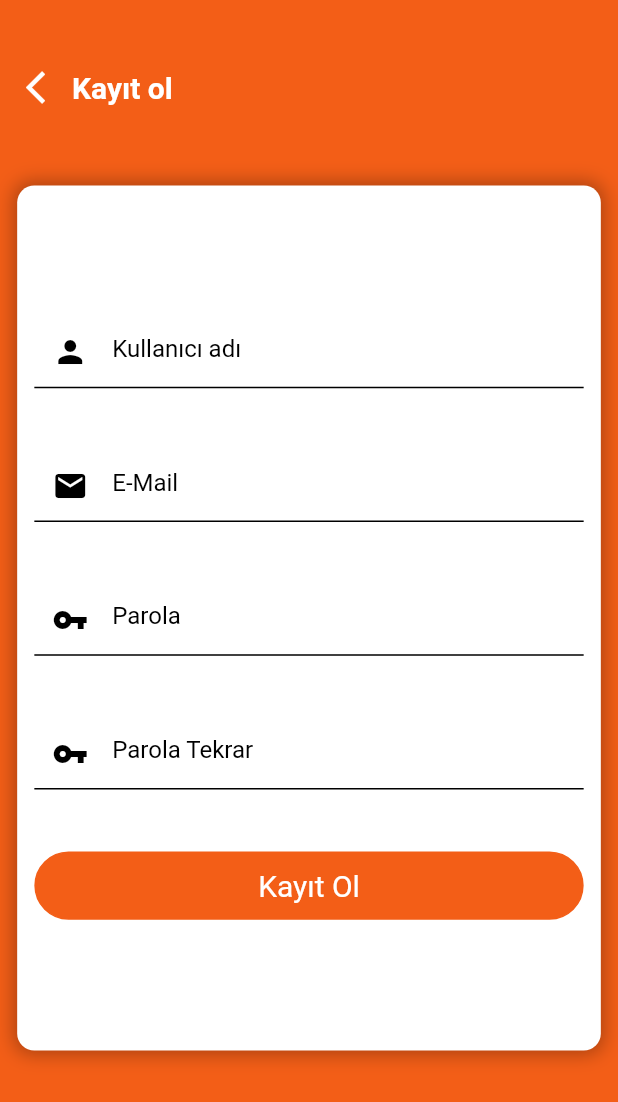
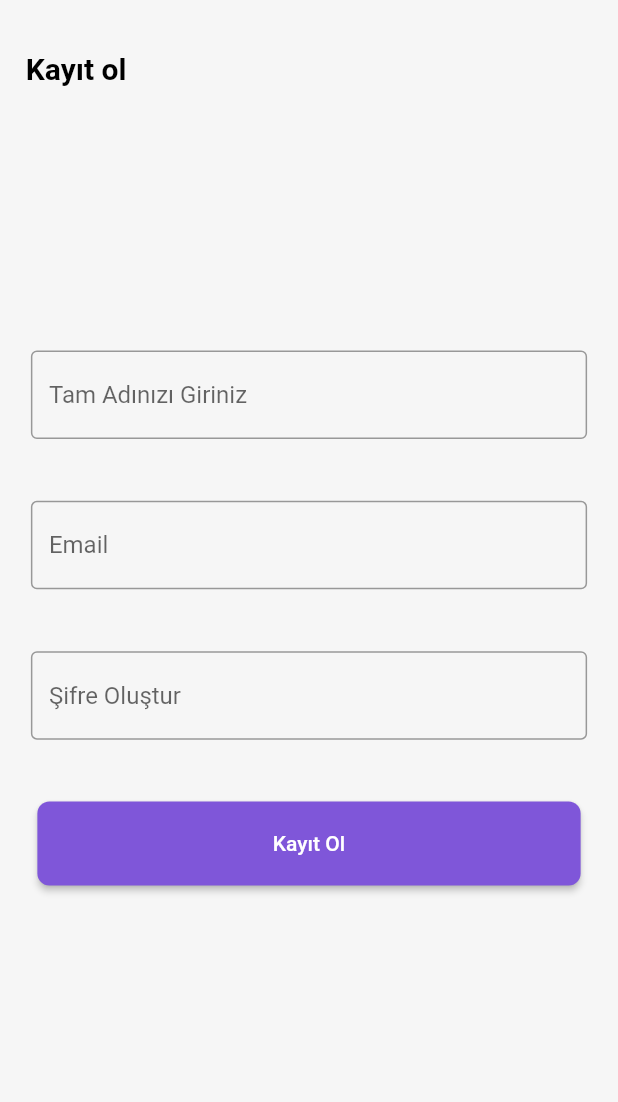
Before and after one commit to hmustafabolat/peptaskApp, a Flutter app: the RegisterPage screen opened directly, on a phone screen of 412 x 824 dp. Shown: the top 1102 px of the screen. Run offline on Flutter 3.47's test engine with Material 2 defaults, Android fonts, the phone set to English and light mode, and no system bars; our stand-ins replace cloud_firestore, firebase_auth, firebase_core, flutter_screenutil, get; accounts and stored records are empty.

Commit message:
RegisterPage View Update

```diff
--- a/lib/view/home_page.dart
+++ /dev/null
@@ -1,16 +0,0 @@
-import 'package:flutter/material.dart';
-
-class StartPage extends StatelessWidget {
-  const StartPage({Key? key}) : super(key: key);
-
-  @override
-  Widget build(BuildContext context) {
-    return Scaffold(
-      body: Center(
-        child: Container(
-          child: Text('Home Page'),
-        ),
-      ),
-    );
-  }
-}
--- a/lib/view/landing_page.dart
+++ b/lib/view/landing_page.dart
@@ -1,6 +1,7 @@
 import 'package:flutter/material.dart';
 import 'package:get/get.dart';
 import 'package:peptask/view/login_page.dart';
+import 'package:peptask/view/register_page.dart';
 import 'package:peptask/viewmodel/auth_viewmodel.dart';
 
 class LandingPage extends StatelessWidget {
--- a/lib/view/login_page.dart
+++ b/lib/view/login_page.dart
@@ -1,8 +1,4 @@
-import 'package:flutter/gestures.dart';
 import 'package:flutter/material.dart';
-import 'package:flutter_screenutil/flutter_screenutil.dart';
-import 'package:get/get.dart';
-import 'package:peptask/view/register_page.dart';
 import 'package:peptask/widgets/buttons/button.dart';
 import '../model/user_model.dart';
 import '../viewmodel/auth_viewmodel.dart';
@@ -35,15 +31,15 @@ class _UserLoginPageState extends State<UserLoginPage> {
                   child: Column(
                     mainAxisAlignment: MainAxisAlignment.spaceEvenly,
                     children: [
-                      LogoWidget(
+                      AppLogo(
                         path: "assets/images/logo_icon.png",
                       ),
-                      LogoWidget(path: "assets/images/pepteam_logo.png"),
+                      AppLogo(path: "assets/images/pepteam_logo.png"),
                       Text("İzin Portalı"),
                       buildTextFormFieldEmail(),
                       buildTextFormFieldPassword(),
-                      ForgotPassword(nullText: "Şifremi Unuttum"),
-                      MainButtonPurple(text: "Giriş Yap", onPressed: () {
+                      ForgotPasswordButton(nullText: "Şifremi Unuttum"),
+                      PurpleMainButton(text: "Giriş Yap", onPressed: () {
                         () async {
                           if (_globalKey.currentState!.validate()) {
                             _globalKey.currentState!.save();
@@ -55,7 +51,7 @@ class _UserLoginPageState extends State<UserLoginPage> {
                           }
                         };
                       },),
-                      SignUpButton(lightText: "Hesabınız yok mu?  ", darkText: "Kaydol"),
+                      SignInButton(lightText: "Hesabınız yok mu?  ", darkText: "Kaydol"),
 
                     ],
                   ),
@@ -84,9 +80,9 @@ class _UserLoginPageState extends State<UserLoginPage> {
                           ),
                           hintText: 'Parola',
                           focusColor: Colors.black,
-                          focusedBorder: UnderlineInputBorder(
+                          focusedBorder: OutlineInputBorder(
                               borderSide: BorderSide(
-                            color: Colors.black,
+                            color: Color.fromRGBO(208, 213, 221, 1),
                           )),
                         ));
   }
@@ -99,6 +95,7 @@ class _UserLoginPageState extends State<UserLoginPage> {
                       onSaved: (value) {
                         email = value;
                       },
+
                       cursorColor: Colors.black,
                       keyboardType: TextInputType.emailAddress,
                       decoration: InputDecoration(
@@ -107,6 +104,8 @@ class _UserLoginPageState extends State<UserLoginPage> {
                               color: Color.fromRGBO(208, 213, 221, 1),
                               width: 4),
                         ),
+                        focusedBorder: OutlineInputBorder(borderSide: BorderSide(color: Color.fromRGBO(208, 213, 221, 1))
+                        ),
                         hintText: "Email Girin",
                       ),
                     );
--- a/lib/view/register_page.dart
+++ b/lib/view/register_page.dart
@@ -2,6 +2,7 @@
 import 'package:flutter/material.dart';
 import 'package:flutter_screenutil/flutter_screenutil.dart';
 import 'package:get/get.dart';
+import 'package:peptask/widgets/buttons/button.dart';
 
 import '../model/user_model.dart';
 import '../viewmodel/auth_viewmodel.dart';
@@ -15,7 +16,7 @@ class RegisterPage extends StatefulWidget {
 
 class _RegisterPageState extends State<RegisterPage> {
   final _globalKey = GlobalKey<FormState>();
-  String? username, email, password, passwordVerify;
+  String? name, email, password;
 
   AuthViewModel _viewModel = AuthViewModel();
 
@@ -23,50 +24,50 @@ class _RegisterPageState extends State<RegisterPage> {
   Widget build(BuildContext context) {
     return SafeArea(
       child: Scaffold(
-          backgroundColor: Color.fromRGBO(243, 94, 23, 1),
+          backgroundColor: Color.fromRGBO(246,246,246,1),
           body: Stack(
             children: [
-              Center(
-                child: Padding(
-                  padding: EdgeInsets.all(10.0).w,
-                  child: Container(
-                    height: 0.7.sh,
-                    width: 5.sw,
-                    decoration: BoxDecoration(
-                        color: Colors.white,
-                        borderRadius: BorderRadius.all(Radius.circular(10)).w,
-                        boxShadow: [
-                          BoxShadow(
-                              color: Colors.black.withOpacity(.3),
-                              blurRadius: 10,
-                              spreadRadius: 2)
-                        ]),
-                    child: _buildSignUpForm(),
+              Padding(
+                padding: EdgeInsets.all(18).w,
+                child: Center(
+                  child: Form(
+                    key: _globalKey,
+                    child: Column(
+                      mainAxisAlignment: MainAxisAlignment.center,
+                      children: [
+
+                        buildTextFormFieldName(),
+                        SizedBox(
+                          height: 0.05.sh,
+                        ),
+                        buildTextFormFieldEmail(),
+                        SizedBox(
+                          height: 0.05.sh,
+                        ),
+                        buildTextFormFieldPassword(),
+                        SizedBox(
+                          height: 0.05.sh,
+                        ),
+                        PurpleMainButton(text: "Kayıt Ol", onPressed: () async {
+                          if (_globalKey.currentState!.validate()) {
+                            _globalKey.currentState!.save();
+                          }
+                        },),
+                      ],
+                    ),
                   ),
                 ),
               ),
               Padding(
-                padding: EdgeInsets.only(top: 30).r,
+                padding: EdgeInsets.only(top: 30, left: 15 ).r,
                 child: Align(
-                  alignment: Alignment.topCenter,
-                  child: Row(
-                    children: [
-                      IconButton(
-                        onPressed: () => Get.back(),
-                        icon: Icon(
-                          Icons.arrow_back_ios_outlined,
-                          color: Colors.white,
-                          size: 26,
-                        ),
-                      ),
-                      Text(
+                  alignment: Alignment.topLeft,
+                  child: Text(
                     "Kayıt ol",
                     style: TextStyle(
                         fontSize: 20,
-                            color: Colors.white,
+                        color: Colors.black,
                         fontWeight: FontWeight.bold),
-                      )
-                    ],
                   ),
                 ),
               )
@@ -75,21 +76,38 @@ class _RegisterPageState extends State<RegisterPage> {
     );
   }
 
-  Padding _buildSignUpForm() {
-    return Padding(
-      padding: EdgeInsets.all(10).w,
-      child: Center(
-        child: Form(
-          key: _globalKey,
-          child: Column(
-            mainAxisAlignment: MainAxisAlignment.center,
-            children: [
-              TextFormField(
+  TextFormField buildTextFormFieldPassword() {
+    return TextFormField(
                           style: TextStyle(
                             color: Colors.black,
                           ),
                           onSaved: (value) {
-                    username = value;
+                            password = value;
+                          },
+                          cursorColor: Colors.black,
+                          obscureText: true,
+                          decoration: InputDecoration(
+                            border: OutlineInputBorder(
+                              borderSide: BorderSide(
+                                color: Color.fromRGBO(208, 213, 221, 1),
+                              ),
+                            ),
+                            hintText: 'Şifre Oluştur',
+                            focusColor: Color.fromRGBO(208, 213, 221, 1),
+                            focusedBorder: OutlineInputBorder(
+                                borderSide: BorderSide(
+                                  color: Color.fromRGBO(208, 213, 221, 1),
+                                )),
+                          ));
+  }
+
+  TextFormField buildTextFormFieldName() {
+    return TextFormField(
+                          style: TextStyle(
+                            color: Colors.black,
+                          ),
+                          onSaved: (value) {
+                            name = value;
                           },
                           validator: (value) {
                             if (value == null) {
@@ -101,29 +119,24 @@ class _RegisterPageState extends State<RegisterPage> {
                             }
                           },
                     cursorColor: Colors.black,
-                  keyboardType: TextInputType.emailAddress,
+                    obscureText: false,
                     decoration: InputDecoration(
-                    prefixIcon: Icon(
-                      Icons.person,
-                      color: Colors.black,
+                      border: OutlineInputBorder(
+                        borderSide: BorderSide(
+                          color: Color.fromRGBO(208, 213, 221, 1),
                         ),
-                    hintText: 'Kullanıcı adı',
-                    prefixText: ' ',
-                    hintStyle: TextStyle(color: Colors.black),
-                    focusColor: Colors.black,
-                    focusedBorder: UnderlineInputBorder(
+                      ),
+                      hintText: 'Tam Adınızı Giriniz',
+                      focusColor: Color.fromRGBO(208, 213, 221, 1),
+                      focusedBorder: OutlineInputBorder(
                           borderSide: BorderSide(
-                          color: Colors.black,
+                            color: Color.fromRGBO(208, 213, 221, 1),
                           )),
-                    enabledBorder: UnderlineInputBorder(
-                        borderSide: BorderSide(
-                          color: Colors.black,
-                        )),
-                  )),
-              SizedBox(
-                height: 0.05.sh,
-              ),
-              TextFormField(
+                    ));
+  }
+
+  TextFormField buildTextFormFieldEmail() {
+    return TextFormField(
                           style: TextStyle(
                             color: Colors.black,
                           ),
@@ -131,140 +144,19 @@ class _RegisterPageState extends State<RegisterPage> {
                             email = value;
                           },
                           cursorColor: Colors.black,
-                  keyboardType: TextInputType.emailAddress,
+                          obscureText: false,
                           decoration: InputDecoration(
-                    prefixIcon: Icon(
-                      Icons.mail,
-                      color: Colors.black,
-                    ),
-                    hintText: 'E-Mail',
-                    prefixText: ' ',
-                    hintStyle: TextStyle(color: Colors.black),
-                    focusColor: Colors.black,
-                    focusedBorder: UnderlineInputBorder(
+                            border: OutlineInputBorder(
                               borderSide: BorderSide(
-                          color: Colors.black,
-                        )),
-                    enabledBorder: UnderlineInputBorder(
-                        borderSide: BorderSide(
-                          color: Colors.black,
-                        )),
-                  )),
-              SizedBox(
-                height: 0.05.sh,
-              ),
-              TextFormField(
-                  style: TextStyle(
-                    color: Colors.black,
-                  ),
-                  onSaved: (value) {
-                    password = value;
-                  },
-                  cursorColor: Colors.black,
-                  obscureText: true,
-                  decoration: InputDecoration(
-                    prefixIcon: Icon(
-                      Icons.vpn_key,
-                      color: Colors.black,
-                    ),
-                    hintText: 'Parola',
-                    prefixText: ' ',
-                    hintStyle: TextStyle(color: Colors.black),
-                    focusColor: Colors.black,
-                    focusedBorder: UnderlineInputBorder(
-                        borderSide: BorderSide(
-                          color: Colors.black,
-                        )),
-                    enabledBorder: UnderlineInputBorder(
-                        borderSide: BorderSide(
-                          color: Colors.black,
-                        )),
-                  )),
-              SizedBox(
-                height: 0.05.sh,
-              ),
-              TextFormField(
-                  style: TextStyle(
-                    color: Colors.black,
-                  ),
-                  onSaved: (value) {
-                    passwordVerify = value;
-                  },
-                  cursorColor: Colors.black,
-                  obscureText: true,
-                  decoration: InputDecoration(
-                    prefixIcon: Icon(
-                      Icons.vpn_key,
-                      color: Colors.black,
-                    ),
-                    hintText: 'Parola Tekrar',
-                    prefixText: ' ',
-                    hintStyle: TextStyle(color: Colors.black),
-                    focusColor: Colors.black,
-                    focusedBorder: UnderlineInputBorder(
-                        borderSide: BorderSide(
-                          color: Colors.black,
-                        )),
-                    enabledBorder: UnderlineInputBorder(
-                        borderSide: BorderSide(
-                          color: Colors.black,
-                        )),
-                  )),
-              SizedBox(
-                height: 0.05.sh,
-              ),
-              _signUpButton(),
-            ],
+                                color: Color.fromRGBO(208, 213, 221, 1),
                               ),
                             ),
-      ),
-    );
-  }
-
-  InkWell _signUpButton() {
-    return InkWell(
-      onTap: () async {
-        if (_globalKey.currentState!.validate()) {
-          _globalKey.currentState!.save();
-
-          if (password == passwordVerify) {
-            UserModel userModel = UserModel(
-              username: username,
-              email: email,
-              password: password,
-              passwordVerify: passwordVerify,
-            );
-
-            await _viewModel.signUp(userModel);
-
-            Get.back();
-          } else {
-            Get.defaultDialog(title: 'Şifren uyuşmuyor');
+                            hintText: 'Email',
+                            focusColor: Color.fromRGBO(208, 213, 221, 1),
+                            focusedBorder: OutlineInputBorder(
+                                borderSide: BorderSide(
+                                  color: Color.fromRGBO(208, 213, 221, 1),
+                                )),
+                          ));
   }
 }
-      },
-      child: Container(
-        padding: EdgeInsets.symmetric(vertical: 5).r,
-        decoration: BoxDecoration(
-            border: Border.all(
-              color: Color.fromRGBO(243, 94, 23, 1),
-            ),
-            color: Color.fromRGBO(243, 94, 23, 1),
-
-            //color: colorPrimaryShade,
-            borderRadius: BorderRadius.all(Radius.circular(30)).w),
-        child: Padding(
-          padding: EdgeInsets.all(4).w,
-          child: Center(
-              child: Text(
-                "Kayıt Ol",
-                style: TextStyle(
-                  color: Colors.white,
-                  fontSize: 20,
-                ),
-              )),
-        ),
-      ),
-    );
-  }
-}
--- a/lib/widgets/buttons/button.dart
+++ b/lib/widgets/buttons/button.dart
@@ -1,18 +1,23 @@
 import 'package:flutter/gestures.dart';
 import 'package:flutter/material.dart';
+import 'package:get/get.dart';
+import 'package:get/get_core/src/get_main.dart';
 
 import '../../view/register_page.dart';
-class MainButtonPurple extends StatelessWidget {
+class PurpleMainButton extends StatelessWidget {
   final String text;
   final VoidCallback onPressed;
 
-  const MainButtonPurple({required this.text, required this.onPressed});
+  const PurpleMainButton({required this.text, required this.onPressed});
 
   @override
   Widget build(BuildContext context) {
     return ElevatedButton(
       onPressed: onPressed,
-      child: Text(text),
+      child: Padding(
+        padding: EdgeInsets.symmetric(horizontal: 37),
+        child: Text(text),
+      ),
       style: ElevatedButton.styleFrom(
         primary: Color.fromRGBO(127, 86, 217, 1),
         onPrimary: Colors.white,
@@ -25,9 +30,9 @@ class MainButtonPurple extends StatelessWidget {
   }
 }
 
-class ForgotPassword extends StatelessWidget {
+class ForgotPasswordButton extends StatelessWidget {
   final String nullText;
-  const ForgotPassword({Key? key, required this.nullText}) : super(key: key);
+  const ForgotPasswordButton({Key? key, required this.nullText}) : super(key: key);
 
   @override
   Widget build(BuildContext context) {
@@ -45,10 +50,10 @@ class ForgotPassword extends StatelessWidget {
   }
 }
 
-class SignUpButton extends StatelessWidget {
+class SignInButton extends StatelessWidget {
   final String lightText;
   final String darkText;
-  const SignUpButton({Key? key, required this.lightText, required this.darkText}) : super(key: key);
+  const SignInButton({Key? key, required this.lightText, required this.darkText}) : super(key: key);
 
   @override
   Widget build(BuildContext context) {
@@ -73,3 +78,19 @@ class SignUpButton extends StatelessWidget {
     ));
   }
 }
+
+class BackButton extends StatelessWidget {
+  const BackButton({Key? key}) : super(key: key);
+
+  @override
+  Widget build(BuildContext context) {
+    return IconButton(
+      onPressed: () => Get.back(),
+      icon: Icon(
+        Icons.arrow_back_ios_outlined,
+        color: Colors.white,
+        size: 26,
+      ),
+    );
+  }
+}
--- a/lib/widgets/icons/icons.dart
+++ b/lib/widgets/icons/icons.dart
@@ -1,8 +1,9 @@
 import 'package:flutter/material.dart';
 
-class LogoWidget extends StatelessWidget {
+
+class AppLogo extends StatelessWidget {
   final String path;
-  const LogoWidget({
+  const AppLogo({
     super.key, required this.path,
   });
 
```
Lines whose indentation alone changed are shown as unchanged.
